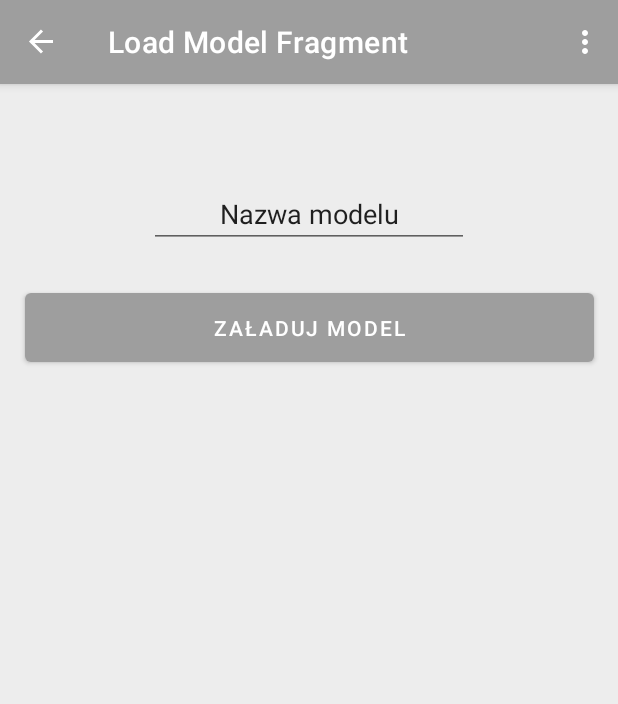
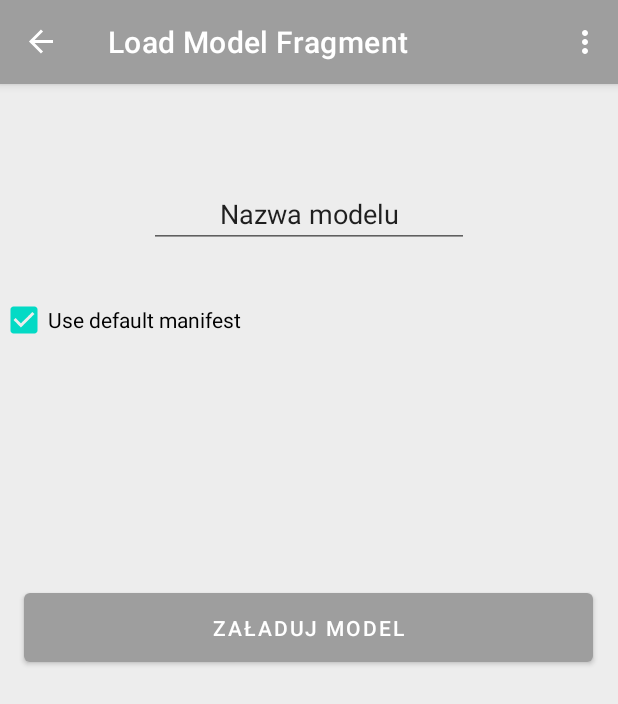
Before and after one commit to KonradPR/TPN, an Android app: the LoadModelFragment screen opened through its navigation route, on a phone screen of 412 x 824 dp. Shown: the top 704 px of the screen. Run offline under Robolectric (Android 15) with nearby library versions, the phone set to English and light mode, and no system bars; our stand-ins replace navigation-ui; libraries missing offline, so code that uses them is left out: androidx.camera.core, androidx.camera.extensions, androidx.camera.lifecycle, androidx.camera.view, com.nbsp.materialfilepicker and 1 more; network calls fail; 1 statement that could not run was skipped.

Commit message:
Added checkbox for default manifest

```diff
--- a/app/src/main/res/layout/load_model_fragment.xml
+++ b/app/src/main/res/layout/load_model_fragment.xml
@@ -21,16 +21,27 @@
         app:layout_constraintStart_toStartOf="parent"
         app:layout_constraintTop_toTopOf="parent" />
 
+    <CheckBox
+        android:id="@+id/checkbox_meat"
+        android:layout_width="wrap_content"
+        android:layout_height="wrap_content"
+        android:layout_marginTop="24dp"
+        android:checked="true"
+        android:onClick="onCheckboxClicked"
+        android:text="Use default manifest"
+        app:layout_constraintTop_toBottomOf="@+id/editTextModelName"
+        tools:layout_editor_absoluteX="124dp" />
+
     <Button
         android:id="@+id/button_load"
         android:layout_width="379dp"
         android:layout_height="58dp"
         android:layout_marginStart="16dp"
-        android:layout_marginTop="24dp"
+        android:layout_marginTop="224dp"
         android:layout_marginEnd="16dp"
         android:text="Załaduj Model"
         app:layout_constraintEnd_toEndOf="parent"
-        app:layout_constraintHorizontal_bias="0.505"
+        app:layout_constraintHorizontal_bias="0.0"
         app:layout_constraintStart_toStartOf="parent"
         app:layout_constraintTop_toBottomOf="@+id/editTextModelName" />
 
```
Also changed, not shown: app/src/main/java/com/example/tpn/MainActivity.java (+14 -6 lines).
